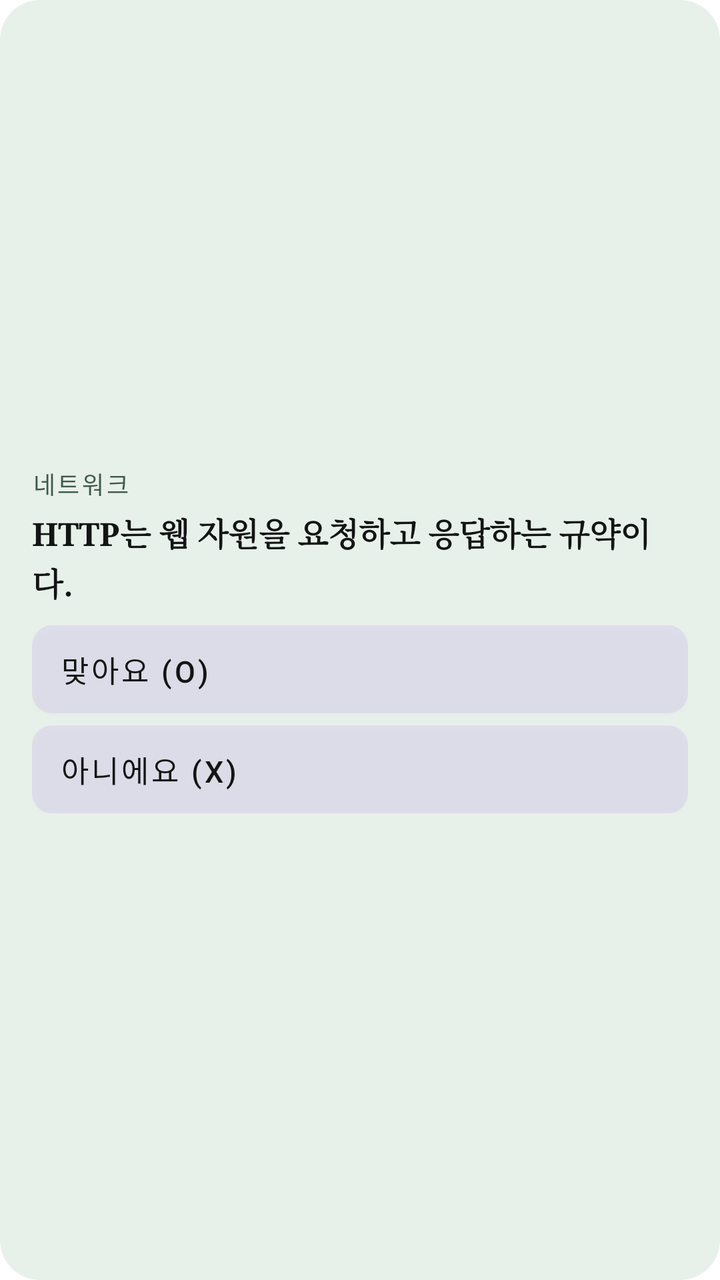
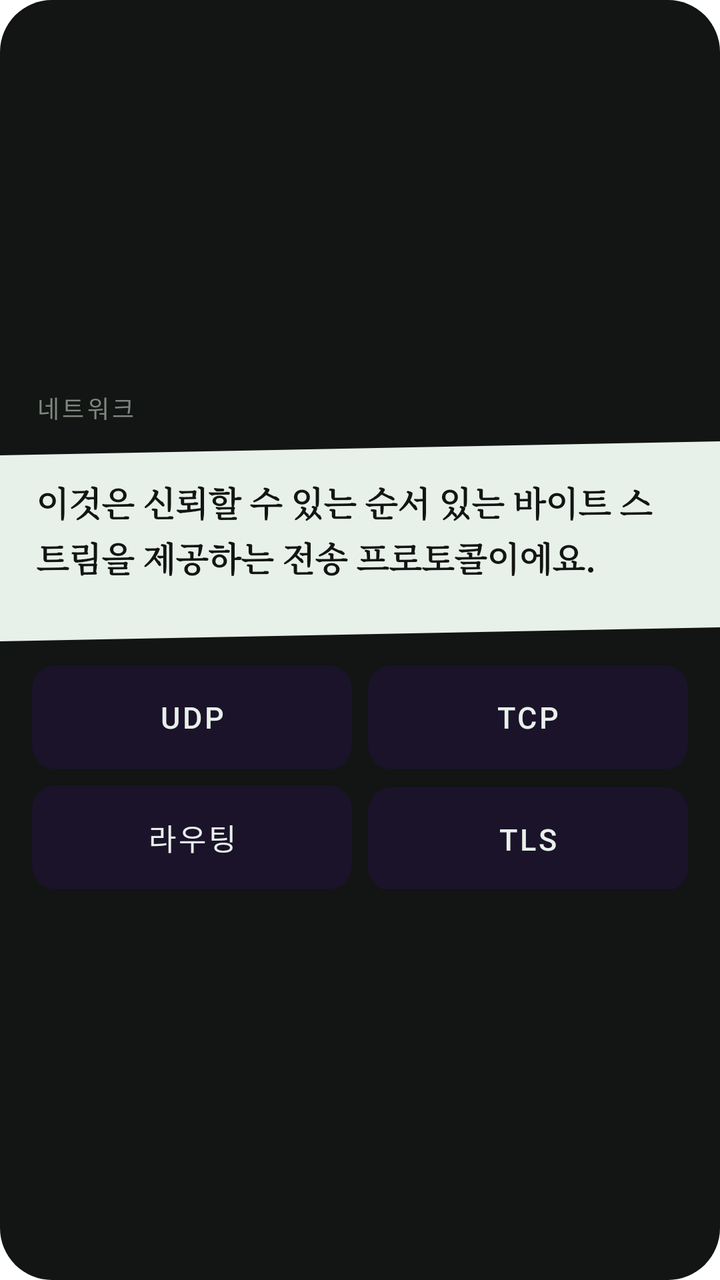

Before-and-after screenshots of an Android layout around one commit, followed by the original layout XML and the change that was made.
<!-- AndroidManifest.xml: fallback theme Theme.MaterialComponents.DayNight.NoActionBar -->
<!-- res/layout/gap_widget_preview.xml -->
<FrameLayout xmlns:android="http://schemas.android.com/apk/res/android"
  android:layout_width="match_parent" android:layout_height="match_parent"
  android:background="@drawable/gap_widget_bg" android:padding="16dp">
  <LinearLayout android:layout_width="match_parent" android:layout_height="wrap_content"
    android:layout_gravity="center_vertical" android:orientation="vertical">
    <TextView android:layout_width="wrap_content" android:layout_height="wrap_content"
      android:textColor="#FF3F5A4C" android:textSize="12sp" android:letterSpacing="0.1" android:text="네트워크" />
    <TextView android:layout_width="match_parent" android:layout_height="wrap_content"
      android:layout_marginTop="4dp" android:maxLines="3" android:ellipsize="end" android:fontFamily="serif"
      android:textStyle="bold" android:textColor="#FF121513" android:textSize="16sp" android:lineSpacingExtra="2sp" android:text="HTTP는 웹 자원을 요청하고 응답하는 규약이다." />
    <LinearLayout android:layout_width="match_parent" android:layout_height="wrap_content"
      android:layout_marginTop="10dp" android:orientation="vertical">
      <Button style="@style/GapWidgetOption" android:text="맞아요 (O)" />
      <Button style="@style/GapWidgetOption" android:layout_marginTop="6dp" android:text="아니에요 (X)" />
    </LinearLayout>
    <LinearLayout android:layout_width="match_parent" android:layout_height="wrap_content"
      android:layout_marginTop="6dp" android:orientation="vertical" android:visibility="gone">
      <TextView android:layout_width="match_parent" android:layout_height="wrap_content"
        android:maxLines="3" android:ellipsize="end" android:textColor="#FF263A30" android:textSize="14sp" />
      <Button android:layout_width="match_parent" android:layout_height="44dp"
        android:layout_marginTop="10dp" android:background="@drawable/gap_widget_next_bg" android:text="@string/gap_next"
        android:textAllCaps="false" android:textColor="#FFE8F0EA" android:textSize="15sp" />
    </LinearLayout>
  </LinearLayout>
</FrameLayout>
<!-- resources referenced by this layout -->
<resources>
  <!-- drawable gap_widget_bg (drawable) -->
  <shape xmlns:android="http://schemas.android.com/apk/res/android" android:shape="rectangle">
    <corners android:radius="20dp" />
    <solid android:color="#FFE8F0EA" />
  </shape>
  <!-- drawable gap_widget_next_bg (drawable) -->
  <shape xmlns:android="http://schemas.android.com/apk/res/android" android:shape="rectangle">
    <corners android:radius="4dp" />
    <solid android:color="#FF121513" />
  </shape>
  <string name="gap_next">다음</string>
  <style name="GapWidgetOption">
      <item name="android:layout_width">match_parent</item>
      <item name="android:layout_height">wrap_content</item>
      <item name="android:minHeight">44dp</item>
      <item name="android:background">@drawable/gap_widget_option_bg</item>
      <item name="android:textColor">#FF121513</item>
      <item name="android:textSize">15sp</item>
      <item name="android:textAllCaps">false</item>
      <item name="android:gravity">start|center_vertical</item>
      <item name="android:paddingStart">14dp</item>
      <item name="android:paddingEnd">14dp</item>
    </style>
  <!-- drawable gap_widget_option_bg (drawable) -->
  <shape xmlns:android="http://schemas.android.com/apk/res/android" android:shape="rectangle">
    <corners android:radius="10dp" />
    <solid android:color="#12121513" />
  </shape>
</resources>

<!-- the commit's change to res/layout/gap_widget_preview.xml (unified diff, before → after) -->
@@ -1,25 +1,50 @@
 <FrameLayout xmlns:android="http://schemas.android.com/apk/res/android"
   android:layout_width="match_parent" android:layout_height="match_parent"
-  android:background="@drawable/gap_widget_bg" android:padding="16dp">
+  android:background="@drawable/gap_widget_card_bg" android:paddingTop="16dp" android:paddingBottom="16dp">
   <LinearLayout android:layout_width="match_parent" android:layout_height="wrap_content"
     android:layout_gravity="center_vertical" android:orientation="vertical">
     <TextView android:layout_width="wrap_content" android:layout_height="wrap_content"
-      android:textColor="#FF3F5A4C" android:textSize="12sp" android:letterSpacing="0.1" android:text="네트워크" />
-    <TextView android:layout_width="match_parent" android:layout_height="wrap_content"
-      android:layout_marginTop="4dp" android:maxLines="3" android:ellipsize="end" android:fontFamily="serif"
-      android:textStyle="bold" android:textColor="#FF121513" android:textSize="16sp" android:lineSpacingExtra="2sp" android:text="HTTP는 웹 자원을 요청하고 응답하는 규약이다." />
-    <LinearLayout android:layout_width="match_parent" android:layout_height="wrap_content"
-      android:layout_marginTop="10dp" android:orientation="vertical">
-      <Button style="@style/GapWidgetOption" android:text="맞아요 (O)" />
-      <Button style="@style/GapWidgetOption" android:layout_marginTop="6dp" android:text="아니에요 (X)" />
+      android:layout_marginStart="18dp" android:textColor="#FF7E877F" android:textSize="12sp" android:letterSpacing="0.12" android:text="네트워크" />
+    <LinearLayout android:layout_width="match_parent" android:layout_height="wrap_content" android:layout_marginTop="8dp"
+      android:background="@drawable/gap_band" android:orientation="vertical"
+      android:paddingStart="18dp" android:paddingEnd="18dp" android:paddingTop="18dp" android:paddingBottom="18dp">
+      <TextView android:layout_width="match_parent" android:layout_height="wrap_content"
+        android:maxLines="3" android:ellipsize="end" android:fontFamily="serif" android:textStyle="bold"
+        android:textColor="#FF121513" android:textSize="17sp" android:lineSpacingExtra="3sp" android:text="이것은 신뢰할 수 있는 순서 있는 바이트 스트림을 제공하는 전송 프로토콜이에요." />
+      <TextView android:layout_width="match_parent" android:layout_height="wrap_content"
+        android:layout_marginTop="6dp" android:maxLines="3" android:ellipsize="end" android:textColor="#FF263A30"
+        android:textSize="13sp" android:lineSpacingExtra="2sp" android:visibility="gone" />
     </LinearLayout>
     <LinearLayout android:layout_width="match_parent" android:layout_height="wrap_content"
-      android:layout_marginTop="6dp" android:orientation="vertical" android:visibility="gone">
-      <TextView android:layout_width="match_parent" android:layout_height="wrap_content"
-        android:maxLines="3" android:ellipsize="end" android:textColor="#FF263A30" android:textSize="14sp" />
-      <Button android:layout_width="match_parent" android:layout_height="44dp"
-        android:layout_marginTop="10dp" android:background="@drawable/gap_widget_next_bg" android:text="@string/gap_next"
-        android:textAllCaps="false" android:textColor="#FFE8F0EA" android:textSize="15sp" />
+      android:layout_marginTop="12dp" android:layout_marginStart="16dp" android:layout_marginEnd="16dp"
+      android:orientation="horizontal" android:visibility="gone">
+      <Button style="@style/GapWidgetOx" android:text="O" />
+      <Button style="@style/GapWidgetOx" android:layout_marginStart="10dp" android:text="X" />
     </LinearLayout>
+    <LinearLayout android:layout_width="match_parent" android:layout_height="wrap_content"
+      android:layout_marginTop="12dp" android:layout_marginStart="16dp" android:layout_marginEnd="16dp"
+      android:orientation="vertical">
+      <LinearLayout android:layout_width="match_parent" android:layout_height="wrap_content" android:orientation="horizontal">
+        <Button style="@style/GapWidgetCell" android:text="UDP" />
+        <Button style="@style/GapWidgetCell" android:text="TCP" android:layout_marginStart="8dp" />
+      </LinearLayout>
+      <LinearLayout android:layout_width="match_parent" android:layout_height="wrap_content" android:layout_marginTop="8dp"
+        android:orientation="horizontal">
+        <Button style="@style/GapWidgetCell" android:text="라우팅" />
+        <Button style="@style/GapWidgetCell" android:text="TLS" android:layout_marginStart="8dp" />
+      </LinearLayout>
+    </LinearLayout>
+    <LinearLayout android:layout_width="match_parent" android:layout_height="wrap_content"
+      android:layout_marginTop="4dp" android:layout_marginStart="16dp" android:layout_marginEnd="16dp"
+      android:orientation="vertical" android:visibility="gone">
+      <Button style="@style/GapWidgetRow" />
+      <Button style="@style/GapWidgetRow" />
+      <Button style="@style/GapWidgetRow" />
+      <Button style="@style/GapWidgetRow" />
+    </LinearLayout>
+    <Button android:layout_width="match_parent" android:layout_height="48dp"
+      android:layout_marginTop="12dp" android:layout_marginStart="16dp" android:layout_marginEnd="16dp"
+      android:background="@drawable/gap_widget_next_bg" android:text="@string/gap_next" android:textAllCaps="false"
+      android:textColor="#FF121513" android:textSize="15sp" android:textStyle="bold" android:visibility="gone" />
   </LinearLayout>
 </FrameLayout>
<!-- resource entries referenced after the edit -->
@@ -1,32 +1,70 @@
 <!-- resources referenced by this layout -->
 <resources>
-  <!-- drawable gap_widget_bg (drawable) -->
+  <!-- drawable gap_band (drawable) -->
+  <vector xmlns:android="http://schemas.android.com/apk/res/android"
+    android:width="100dp" android:height="100dp" android:viewportWidth="100" android:viewportHeight="100">
+    
+    <path android:fillColor="#FFE8F0EA" android:pathData="M0,7 L100,0 L100,93 L0,100 Z" />
+  </vector>
+  <!-- drawable gap_widget_card_bg (drawable) -->
   <shape xmlns:android="http://schemas.android.com/apk/res/android" android:shape="rectangle">
-    <corners android:radius="20dp" />
-    <solid android:color="#FFE8F0EA" />
+    <corners android:radius="26dp" />
+    <solid android:color="#FF121513" />
   </shape>
   <!-- drawable gap_widget_next_bg (drawable) -->
   <shape xmlns:android="http://schemas.android.com/apk/res/android" android:shape="rectangle">
-    <corners android:radius="4dp" />
-    <solid android:color="#FF121513" />
+    <corners android:radius="8dp" />
+    <solid android:color="#FFE8F0EA" />
   </shape>
   <string name="gap_next">다음</string>
-  <style name="GapWidgetOption">
+  <style name="GapWidgetCell">
+      <item name="android:layout_width">0dp</item>
+      <item name="android:layout_height">52dp</item>
+      <item name="android:layout_weight">1</item>
+      <item name="android:background">@drawable/gap_choice_bg</item>
+      <item name="android:textColor">#FFE8F0EA</item>
+      <item name="android:textSize">15sp</item>
+      <item name="android:maxLines">2</item>
+      <item name="android:ellipsize">end</item>
+      <item name="android:gravity">center</item>
+      <item name="android:textAllCaps">false</item>
+      <item name="android:paddingStart">8dp</item>
+      <item name="android:paddingEnd">8dp</item>
+    </style>
+  <style name="GapWidgetOx">
+      <item name="android:layout_width">0dp</item>
+      <item name="android:layout_height">58dp</item>
+      <item name="android:layout_weight">1</item>
+      <item name="android:background">@drawable/gap_ox_bg</item>
+      <item name="android:textColor">#FFE8F0EA</item>
+      <item name="android:textSize">26sp</item>
+      <item name="android:fontFamily">serif</item>
+      <item name="android:gravity">center</item>
+      <item name="android:textAllCaps">false</item>
+    </style>
+  <style name="GapWidgetRow">
       <item name="android:layout_width">match_parent</item>
       <item name="android:layout_height">wrap_content</item>
-      <item name="android:minHeight">44dp</item>
-      <item name="android:background">@drawable/gap_widget_option_bg</item>
-      <item name="android:textColor">#FF121513</item>
+      <item name="android:minHeight">48dp</item>
+      <item name="android:layout_marginTop">8dp</item>
+      <item name="android:background">@drawable/gap_choice_bg</item>
+      <item name="android:textColor">#FFE8F0EA</item>
       <item name="android:textSize">15sp</item>
+      <item name="android:gravity">start|center_vertical</item>
       <item name="android:textAllCaps">false</item>
-      <item name="android:gravity">start|center_vertical</item>
-      <item name="android:paddingStart">14dp</item>
-      <item name="android:paddingEnd">14dp</item>
+      <item name="android:paddingStart">16dp</item>
+      <item name="android:paddingEnd">16dp</item>
     </style>
-  <!-- drawable gap_widget_option_bg (drawable) -->
+  <!-- drawable gap_choice_bg (drawable) -->
   <shape xmlns:android="http://schemas.android.com/apk/res/android" android:shape="rectangle">
-    <corners android:radius="10dp" />
-    <solid android:color="#12121513" />
+    <corners android:radius="12dp" />
+    <solid android:color="#1AE8F0EA" />
+  </shape>
+  <!-- drawable gap_ox_bg (drawable) -->
+  <shape xmlns:android="http://schemas.android.com/apk/res/android" android:shape="rectangle">
+    <corners android:radius="16dp" />
+    <solid android:color="#14E8F0EA" />
+    <stroke android:width="1.5dp" android:color="#59E8F0EA" />
   </shape>
 </resources>
 
